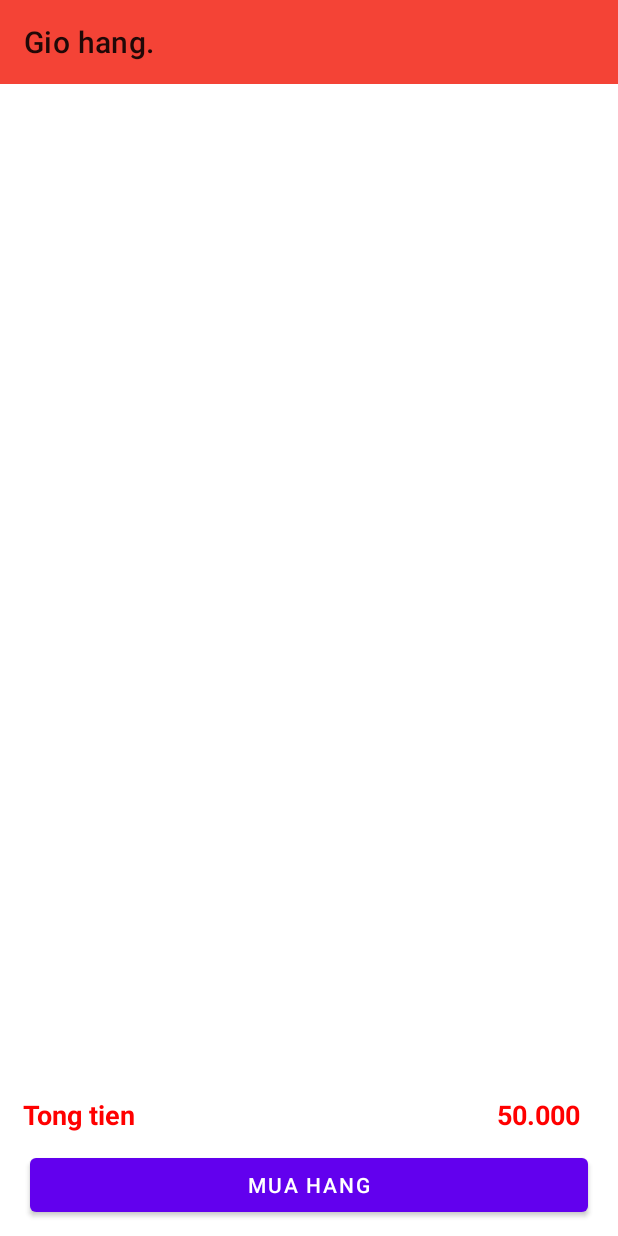
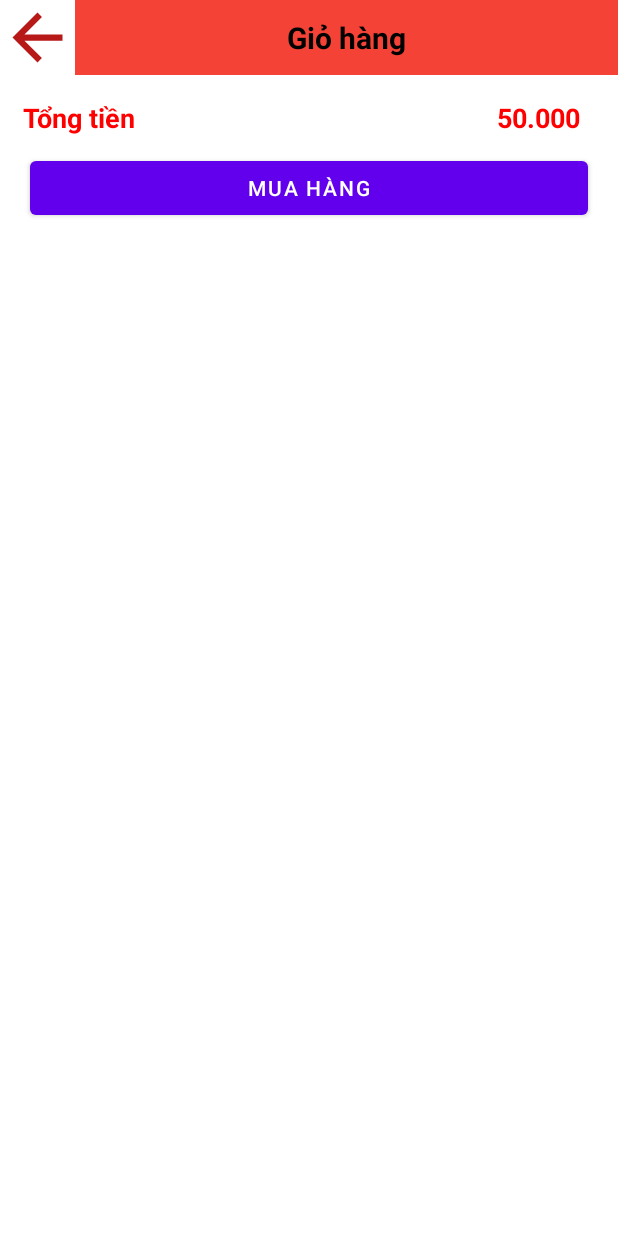
Before and after one commit to czysia/AppDuAnTotNghiep, an Android app: the GioHangActivity screen opened directly, with no data from a screen before it, on a phone screen of 412 x 824 dp. Run offline under Robolectric (Android 15) with nearby library versions, the phone set to English and light mode, and no system bars; 1 statement that could not run was skipped.

Commit message:
(ngocson) gio hang

```diff
--- /dev/null
+++ b/app/src/main/res/drawable/ic_baseline_arrow_back_24.xml
@@ -0,0 +1,5 @@
+<vector android:height="24dp" android:tint="#FF0000"
+    android:viewportHeight="24" android:viewportWidth="24"
+    android:width="24dp" xmlns:android="http://schemas.android.com/apk/res/android">
+    <path android:fillColor="@android:color/white" android:pathData="M20,11H7.83l5.59,-5.59L12,4l-8,8 8,8 1.41,-1.41L7.83,13H20v-2z"/>
+</vector>
--- a/app/src/main/res/layout/activity_gio_hang.xml
+++ b/app/src/main/res/layout/activity_gio_hang.xml
@@ -1,73 +1,87 @@
 <?xml version="1.0" encoding="utf-8"?>
-<androidx.constraintlayout.widget.ConstraintLayout xmlns:android="http://schemas.android.com/apk/res/android"
+<LinearLayout xmlns:android="http://schemas.android.com/apk/res/android"
     xmlns:app="http://schemas.android.com/apk/res-auto"
     xmlns:tools="http://schemas.android.com/tools"
     android:layout_width="match_parent"
     android:layout_height="match_parent"
+    android:orientation="vertical"
     tools:context=".activity.GioHangActivity">
+    <LinearLayout
+        android:id="@+id/layout2"
+        android:layout_width="match_parent"
+        android:layout_height="50dp"
+        android:orientation="horizontal">
+        <ImageView
+            android:layout_width="50dp"
+            android:layout_height="50dp"
+            android:src="@drawable/ic_arrow_back_24"/>
+        <TextView
+            android:id="@+id/toolbar"
+            android:layout_width="match_parent"
+            android:layout_height="50dp"
+            android:background="#F44336"
+            android:text="Giỏ hàng"
+            android:textColor="@color/black"
+            android:textSize="20sp"
+            android:textStyle="bold"
+            android:gravity="center"/>
+    </LinearLayout>
+
     <TextView
-        app:layout_constraintTop_toTopOf="parent"
-        app:layout_constraintBottom_toBottomOf="parent"
         android:id="@+id/txtgiohangtrong"
+        android:layout_width="match_parent"
+        android:layout_height="wrap_content"
+        android:gravity="center"
         android:text="gio hang trong"
+        android:textSize="18sp"
         android:textStyle="bold"
-        android:gravity="center"
-        android:visibility="gone"
-        android:textSize="18sp"
+        android:visibility="gone" />
+
+    <androidx.recyclerview.widget.RecyclerView
+        android:id="@+id/recyclerviewgiohang"
         android:layout_width="match_parent"
-        android:layout_height="wrap_content"/>
-    <androidx.appcompat.widget.Toolbar
-        android:id="@+id/toolbar"
-        app:layout_constraintTop_toTopOf="parent"
-        app:title="Gio hang."
-        android:background="#F44336"
-        android:layout_width="match_parent"
-        android:layout_height="?attr/actionBarSize"/>
-    <androidx.recyclerview.widget.RecyclerView
-        android:layout_width="match_parent"
-        android:layout_height="0dp"
-        android:id="@+id/recyclerviewgiohang"
-        android:layout_margin="5dp"
-        app:layout_constraintTop_toBottomOf="@id/toolbar"
-        app:layout_constraintBottom_toTopOf="@id/layout1"/>
+        android:layout_height="wrap_content"
+        android:layout_margin="5dp" />
+
     <LinearLayout
         android:id="@+id/layout1"
-        android:weightSum="2"
+        android:layout_width="match_parent"
+        android:layout_height="wrap_content"
+        android:layout_marginBottom="5dp"
         android:orientation="horizontal"
-        app:layout_constraintBottom_toTopOf="@id/btnmuahang"
-        android:layout_marginBottom="5dp"
-        android:layout_width="match_parent"
-        android:layout_height="wrap_content">
+        android:weightSum="2">
+
         <TextView
+            android:layout_width="wrap_content"
+            android:layout_height="wrap_content"
+            android:layout_marginLeft="10dp"
             android:layout_weight="1"
             android:padding="5dp"
+            android:text="Tổng tiền"
+            android:textColor="#FF0000"
+            android:textSize="18sp"
+            android:textStyle="bold" />
+
+        <TextView
+            android:id="@+id/txttongtien"
             android:layout_width="wrap_content"
             android:layout_height="wrap_content"
-            android:text="Tong tien"
+            android:layout_marginRight="20dp"
+            android:layout_weight="1"
+            android:gravity="right"
+            android:padding="5dp"
+            android:text="50.000"
             android:textColor="#FF0000"
             android:textSize="18sp"
-            android:textStyle="bold"
-            android:layout_marginLeft="10dp"/>
-        <TextView
-            android:layout_weight="1"
-            android:padding="5dp"
-            android:layout_width="wrap_content"
-            android:layout_height="wrap_content"
-            android:id="@+id/txttongtien"
-            android:text="50.000"
-            android:layout_marginRight="20dp"
-            android:gravity="right"
-            android:textColor="#FF0000"
-            android:textSize="18sp"
-            android:textStyle="bold"/>
+            android:textStyle="bold" />
     </LinearLayout>
+
     <Button
-        android:layout_marginBottom="10dp"
+        android:id="@+id/btnmuahang"
+        android:layout_width="match_parent"
+        android:layout_height="wrap_content"
         android:layout_marginStart="20dp"
         android:layout_marginEnd="20dp"
-        android:id="@+id/btnmuahang"
-        android:text="mua hang"
-        app:layout_constraintBottom_toBottomOf="parent"
-        android:layout_width="match_parent"
-        android:layout_height="wrap_content"/>
-</androidx.constraintlayout.widget.ConstraintLayout>
+        android:layout_marginBottom="10dp"
+        android:text="mua hàng" />
+</LinearLayout>
```
Also changed, not shown: app/src/main/java/org/sonnnph12414/appduantotnghiep/fragment/ChiTietFragent.java (added, +66 -0 lines), app/src/main/java/org/sonnnph12414/appduantotnghiep/fragment/GioHangFragment.java (added, +40 -0 lines), app/src/main/res/layout/activity_chitiet.xml (+63 -42 lines).
